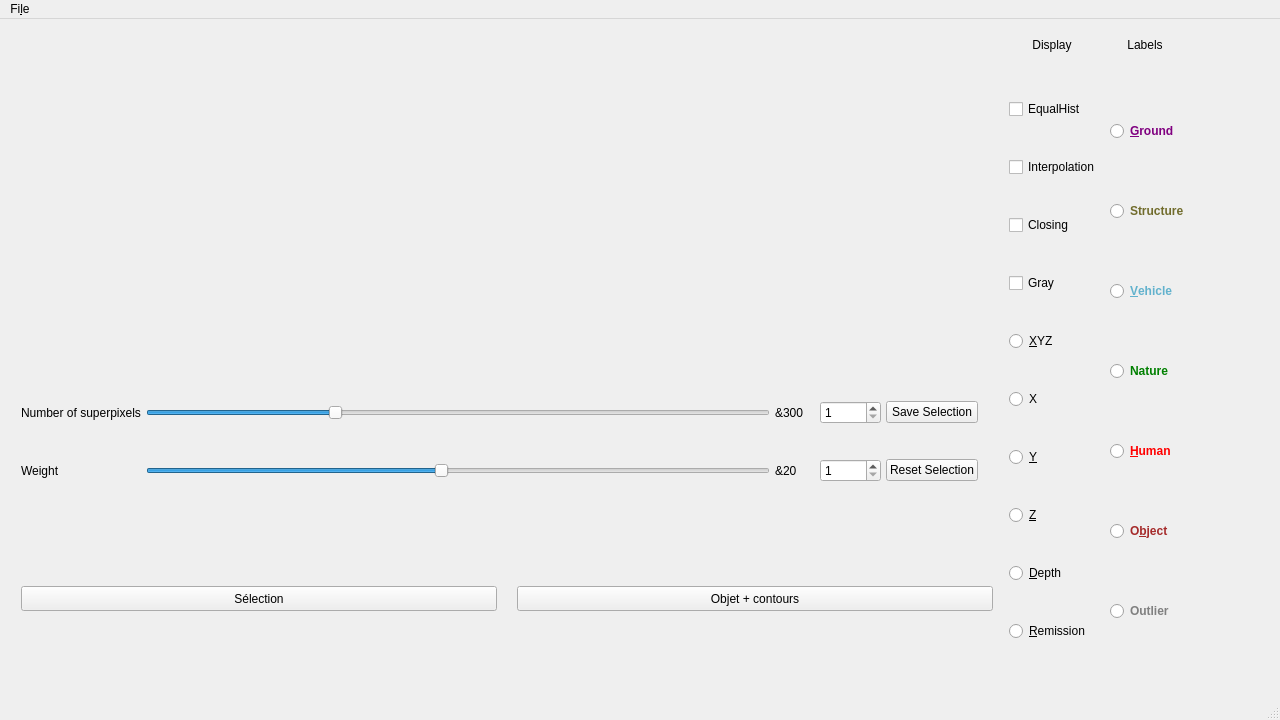
First picture: the form in src/mainwindow.ui, repository arthurjm/pfe, before the edit.
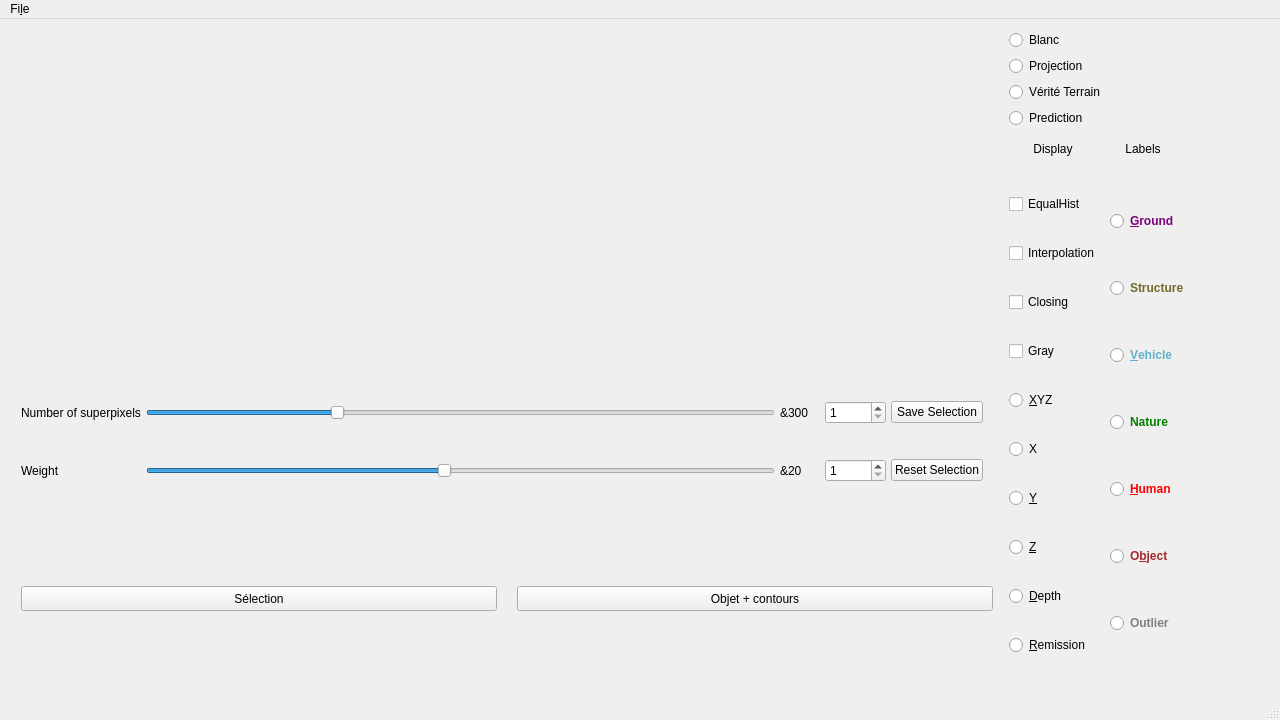
Second picture: the form after the edit. Custom widgets are drawn as their Qt base class.

Commit message: Label path + buttons :  - Automatically retrieve the label if it exists and is well placed - New buttons for pointcloud colors

```diff
--- a/src/mainwindow.ui
+++ b/src/mainwindow.ui
@@ -2,6 +2,14 @@
 <ui version="4.0">
  <class>MainWindow</class>
  <widget class="QMainWindow" name="MainWindow">
+  <property name="geometry">
+   <rect>
+    <x>0</x>
+    <y>0</y>
+    <width>1280</width>
+    <height>720</height>
+   </rect>
+  </property>
   <property name="minimumSize">
    <size>
     <width>1280</width>
@@ -49,7 +57,7 @@
            <number>10</number>
           </property>
           <property name="rightMargin">
-           <number>5</number>
+           <number>0</number>
           </property>
           <property name="bottomMargin">
            <number>0</number>
@@ -265,14 +273,46 @@
       </layout>
      </item>
      <item>
-      <layout class="QGridLayout" name="gridLayout">
-       <item row="1" column="0">
-        <layout class="QHBoxLayout" name="horizontalLayout_2">
+      <layout class="QGridLayout" name="buttonsLayout">
+       <item row="0" column="1">
+        <layout class="QVBoxLayout" name="vtkButtons">
+         <item>
+          <widget class="QRadioButton" name="whitePointcloudButton">
+           <property name="text">
+            <string>Blanc</string>
+           </property>
+          </widget>
+         </item>
+         <item>
+          <widget class="QRadioButton" name="radioButton_2">
+           <property name="text">
+            <string>Projection</string>
+           </property>
+          </widget>
+         </item>
+         <item>
+          <widget class="QRadioButton" name="vtPointcloudButton">
+           <property name="text">
+            <string>Vérité Terrain</string>
+           </property>
+          </widget>
+         </item>
+         <item>
+          <widget class="QRadioButton" name="radioButton_4">
+           <property name="text">
+            <string>Prediction</string>
+           </property>
+          </widget>
+         </item>
+        </layout>
+       </item>
+       <item row="3" column="1">
+        <layout class="QHBoxLayout" name="clButtons">
          <property name="spacing">
           <number>10</number>
          </property>
          <item>
-          <widget class="QWidget" name="widgetSidebar_1" native="true">
+          <widget class="QWidget" name="displayButtons" native="true">
            <property name="enabled">
             <bool>true</bool>
            </property>
@@ -384,14 +424,11 @@
           </widget>
          </item>
          <item>
-          <widget class="QWidget" name="widgetSidebar_2" native="true">
+          <widget class="QWidget" name="labelsButtons" native="true">
            <property name="enabled">
             <bool>true</bool>
            </property>
            <layout class="QVBoxLayout" name="verticalLayout">
-            <property name="spacing">
-             <number>5</number>
-            </property>
             <property name="leftMargin">
              <number>0</number>
             </property>
@@ -524,13 +561,10 @@
          </item>
         </layout>
        </item>
-       <item row="0" column="0">
-        <layout class="QHBoxLayout" name="horizontalLayout_5">
-         <property name="spacing">
-          <number>10</number>
-         </property>
+       <item row="1" column="1">
+        <layout class="QHBoxLayout" name="horizontalLayout_2">
          <item>
-          <widget class="QLabel" name="label">
+          <widget class="QLabel" name="displayLabel">
            <property name="minimumSize">
             <size>
              <width>50</width>
@@ -558,7 +592,7 @@
           </widget>
          </item>
          <item>
-          <widget class="QLabel" name="label_2">
+          <widget class="QLabel" name="label_label">
            <property name="minimumSize">
             <size>
              <width>50</width>
```
The commit also changes 3 other files.
